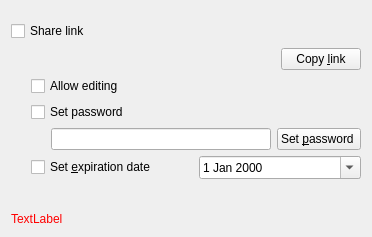
Above: src/gui/sharelinkwidget.ui from nextcloud/desktop before the change. Below: the same form after it.
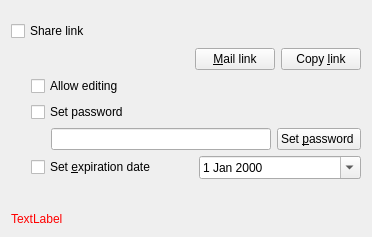
That is the form after the change.

Commit message: Share dialog: Add 'Mail link' button #3261 (#4961)

```diff
--- a/src/gui/sharelinkwidget.ui
+++ b/src/gui/sharelinkwidget.ui
@@ -195,6 +195,13 @@
           </property>
          </widget>
         </item>
+        <item>
+         <widget class="QPushButton" name="pushButton_mail">
+          <property name="text">
+           <string>&amp;Mail link</string>
+          </property>
+         </widget>
+        </item>
         <item>
          <widget class="QPushButton" name="pushButton_copy">
           <property name="text">
```
The commit also changes 2 other files.
